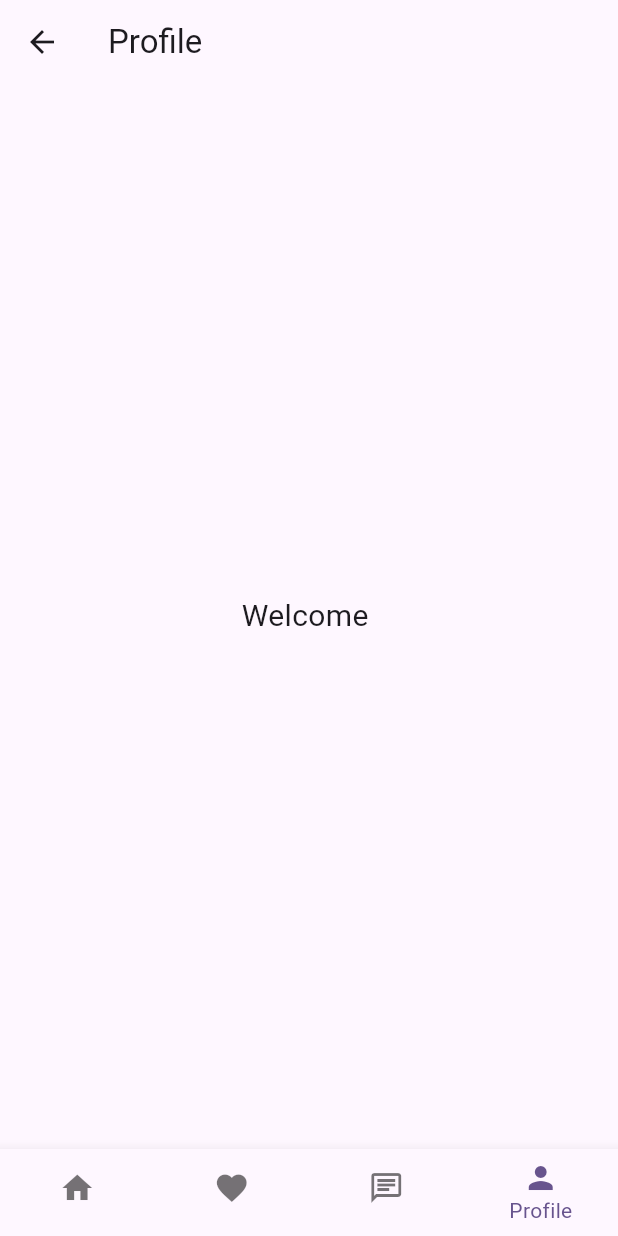
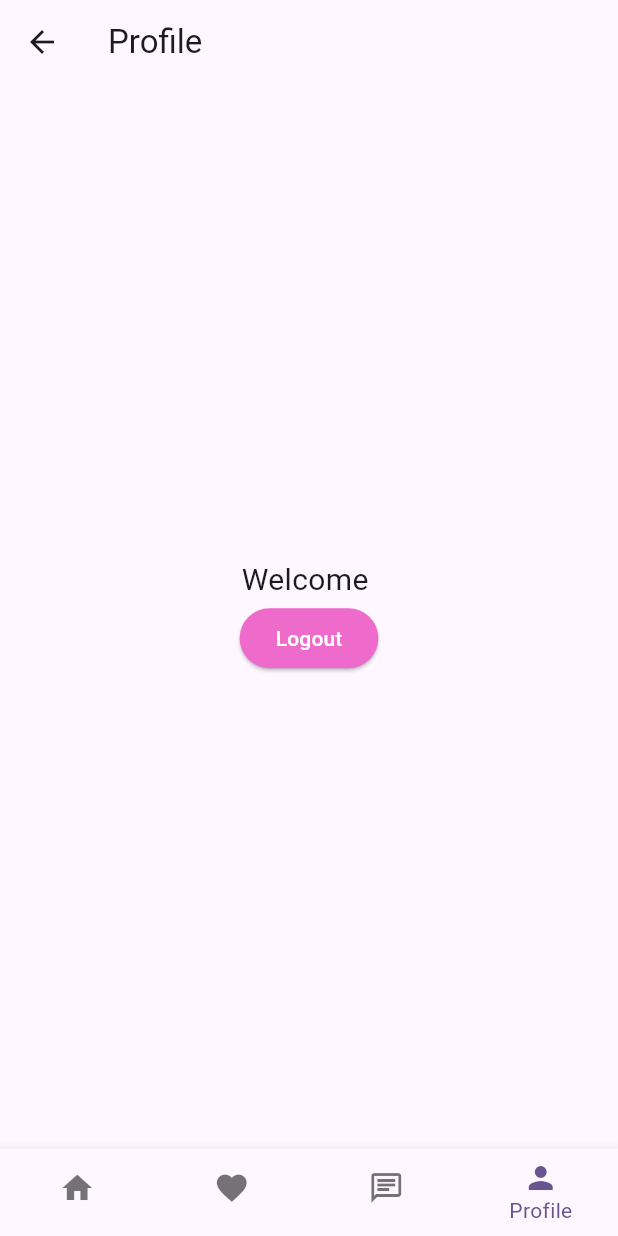
Before and after one commit to Yustikaprwt/Mini-Project_Yustika-Perwita-Sari, a Flutter app: the ProfileScreen screen opened by its route, on a phone screen of 412 x 824 dp. Run offline on Flutter 3.47's test engine with Material 2 defaults, Android fonts, the phone set to English and light mode, and no system bars; our stand-ins replace dio, google_fonts, sqflite; accounts and stored records are empty.

Commit message:
Add authentication

```diff
--- /dev/null
+++ b/lib/authentication/authentication_service.dart
@@ -0,0 +1,23 @@
+import 'package:flutter/material.dart';
+import 'package:mini_project/helper/database_helper.dart';
+import 'package:mini_project/models/user_model.dart';
+
+class AuthenticationService extends ChangeNotifier {
+  UserModel? _user;
+
+  UserModel? get user => _user;
+
+  bool get isAuthenticated => _user != null;
+
+  Future<void> login(UserModel userModel) async {
+    final db = DatabaseHelper();
+    final isLoginSuccess = await db.login(userModel);
+    if (isLoginSuccess) {
+      _user = userModel;
+    }
+  }
+
+  void logout() {
+    _user = null;
+  }
+}
--- a/lib/screens/home_page.dart
+++ b/lib/screens/home_page.dart
@@ -6,6 +6,8 @@ import 'package:mini_project/apis/foundation_api.dart';
 import 'package:mini_project/apis/lipstick_api.dart';
 import 'package:mini_project/apis/nail_polish_api.dart';
 import 'package:mini_project/components/navigation_bar.dart';
+import 'package:mini_project/authentication/authentication_service.dart';
+import 'package:provider/provider.dart';
 
 class HomePage extends StatefulWidget {
   final String username;
@@ -19,6 +21,8 @@ class HomePage extends StatefulWidget {
 class _HomePageState extends State<HomePage> {
   @override
   Widget build(BuildContext context) {
+    final authService = context.read<AuthenticationService>();
+    final user = authService.user;
     return Scaffold(
       body: CustomScrollView(
         slivers: <Widget>[
@@ -32,7 +36,7 @@ class _HomePageState extends State<HomePage> {
                     height: 50,
                   ),
                   Text(
-                    'Hello, ${widget.username}',
+                    'Hello, ${user?.usrName ?? widget.username}',
                     style: GoogleFonts.poppins(
                       fontSize: 25,
                       fontWeight: FontWeight.w600,
--- a/lib/screens/profile_screen.dart
+++ b/lib/screens/profile_screen.dart
@@ -1,5 +1,7 @@
 import 'package:flutter/material.dart';
 import 'package:mini_project/components/navigation_bar.dart';
+import 'package:provider/provider.dart';
+import 'package:mini_project/authentication/authentication_service.dart';
 
 class ProfileScreen extends StatefulWidget {
   final String username;
@@ -13,6 +15,8 @@ class ProfileScreen extends StatefulWidget {
 class _ProfileScreenState extends State<ProfileScreen> {
   @override
   Widget build(BuildContext context) {
+    final authService = context.read<AuthenticationService>();
+    final user = authService.user;
     return Scaffold(
       appBar: AppBar(
         title: const Text('Profile'),
@@ -22,9 +26,23 @@ class _ProfileScreenState extends State<ProfileScreen> {
           mainAxisAlignment: MainAxisAlignment.center,
           children: [
             Text(
-              'Welcome ${widget.username}',
-              style: TextStyle(fontSize: 20),
+              'Welcome ${user?.usrName ?? widget.username}',
+              style: const TextStyle(fontSize: 20),
             ),
+            ElevatedButton(
+                style: const ButtonStyle(
+                    backgroundColor:
+                        MaterialStatePropertyAll(Color(0xffEE6BCC))),
+                onPressed: () {
+                  final authService = context.read<AuthenticationService>();
+                  authService.logout();
+                  Navigator.pushNamedAndRemoveUntil(
+                      context, '/', (route) => false);
+                },
+                child: const Text(
+                  'Logout',
+                  style: TextStyle(color: Colors.white),
+                ))
           ],
         ),
       ),
```
Also changed, not shown: lib/authentication/login.dart (+53 -29 lines), lib/main.dart (+10 -1 lines).
